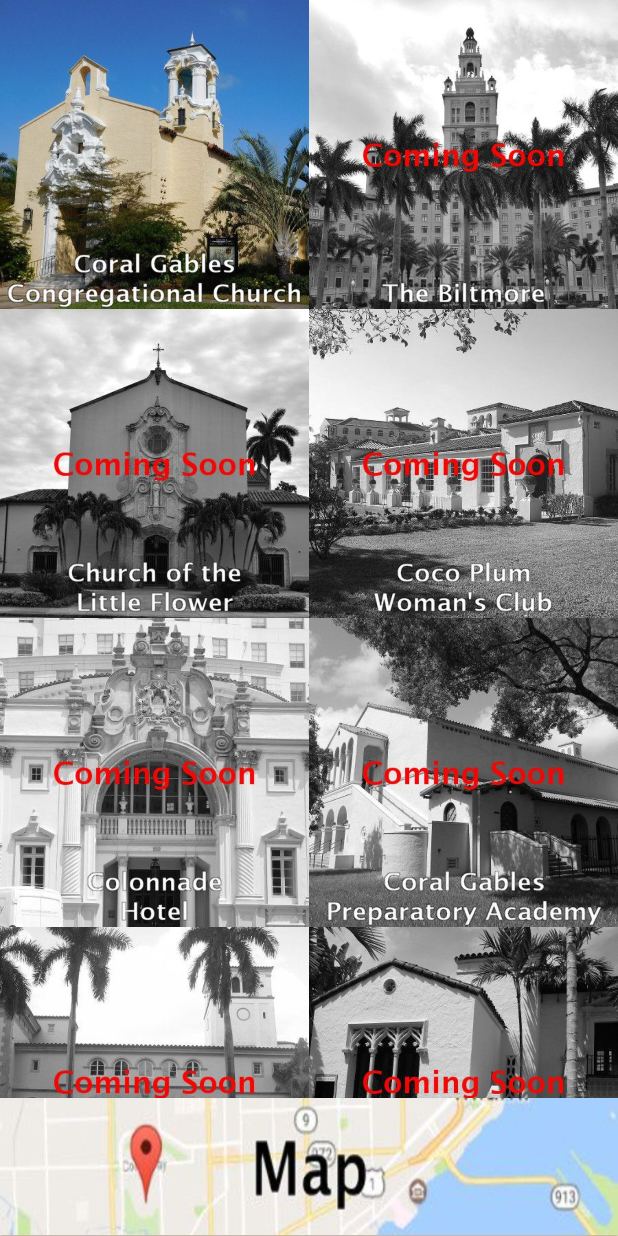
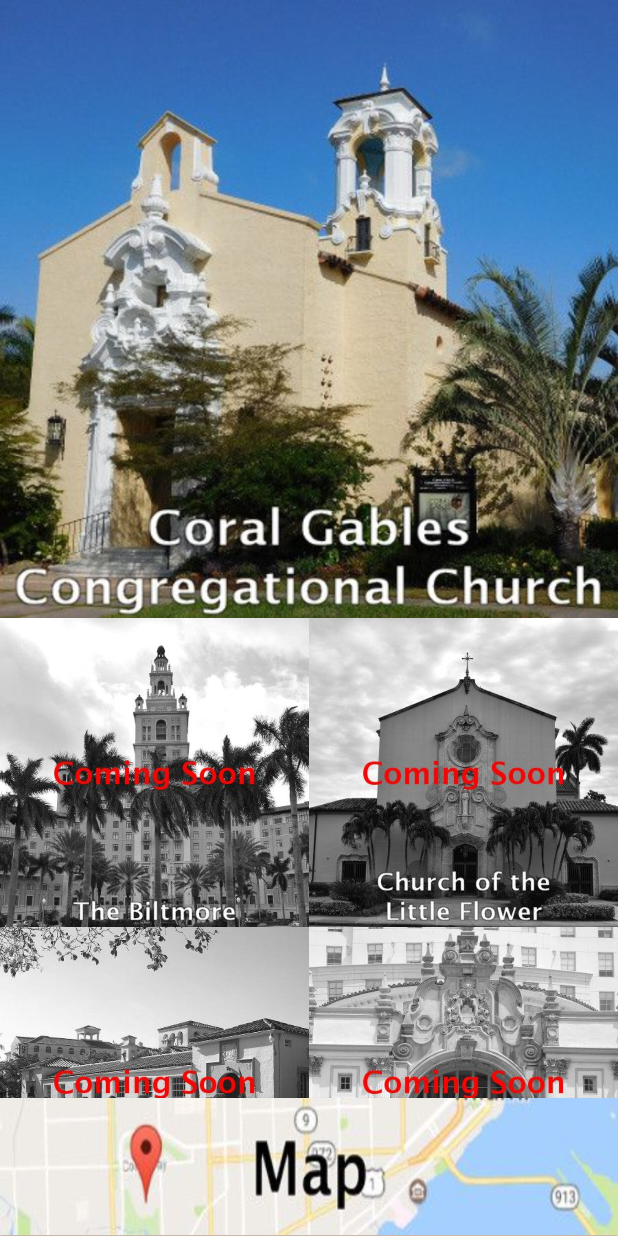
Before and after one commit to hkellyumiami/Coral-Gables-Map, an Android app: the screen it shows after launch (MainMenu), on a phone screen of 412 x 824 dp. Run offline under Robolectric (Android 15) with nearby library versions, the phone set to English and light mode, and no system bars.

Commit message:
Updated menu. Added titles to additional images. Set text styles.

```diff
--- a/app/src/main/res/layout/activity_building_viewer.xml
+++ b/app/src/main/res/layout/activity_building_viewer.xml
@@ -4,7 +4,7 @@
     android:layout_width="match_parent"
     android:layout_height="match_parent"
     xmlns:android="http://schemas.android.com/apk/res/android"
-    android:background="@color/salmon">
+    android:background="@color/background2">
     <ImageView android:id="@+id/main_image"
         android:layout_width="match_parent"
         android:layout_height="0dp"
@@ -59,7 +59,7 @@
         android:layout_height="0dp"
         android:layout_weight="20"
         android:scrollbars="vertical"
-        android:visibility="gone"
-        android:textColor="@color/ocean_blue">
+        style="@style/TranscriptText"
+        android:visibility="gone">
     </TextView>
 </LinearLayout>
--- a/app/src/main/res/layout/activity_main_menu.xml
+++ b/app/src/main/res/layout/activity_main_menu.xml
@@ -13,18 +13,24 @@
             android:orientation="vertical"
             android:layout_width="match_parent"
             android:layout_height="wrap_content">
+            <ImageView
+                android:id="@+id/building01"
+                android:src="@drawable/building01"
+                style="@style/MenuButton.clickable"
+                android:layout_height="wrap_content"
+                android:layout_width="wrap_content">
+            </ImageView>
             <LinearLayout
                 android:layout_width="match_parent"
                 android:layout_height="wrap_content">
                 <ImageView
-                        android:id="@+id/building01"
-                        android:src="@drawable/building01"
-                        style="@style/MenuButton.clickable"
-                        android:layout_height="wrap_content">
+                    android:id="@+id/building02"
+                    android:src="@drawable/building02"
+                    style="@style/MenuButton.unclickable">
                 </ImageView>
                 <ImageView
-                    android:id="@+id/building02"
-                    android:src="@drawable/building02"
+                    android:id="@+id/building03"
+                    android:src="@drawable/building03"
                     style="@style/MenuButton.unclickable">
                 </ImageView>
             </LinearLayout>
@@ -32,13 +38,13 @@
                 android:layout_width="match_parent"
                 android:layout_height="wrap_content">
                 <ImageView
-                    android:id="@+id/building03"
-                    android:src="@drawable/building03"
+                    android:id="@+id/building04"
+                    android:src="@drawable/building04"
                     style="@style/MenuButton.unclickable">
                 </ImageView>
                 <ImageView
-                    android:id="@+id/building04"
-                    android:src="@drawable/building04"
+                    android:id="@+id/building05"
+                    android:src="@drawable/building05"
                     style="@style/MenuButton.unclickable">
                 </ImageView>
             </LinearLayout>
@@ -46,13 +52,13 @@
                 android:layout_width="match_parent"
                 android:layout_height="wrap_content">
                 <ImageView
-                    android:id="@+id/building05"
-                    android:src="@drawable/building05"
+                    android:id="@+id/building06"
+                    android:src="@drawable/building06"
                     style="@style/MenuButton.unclickable">
                 </ImageView>
                 <ImageView
-                    android:id="@+id/building06"
-                    android:src="@drawable/building06"
+                    android:id="@+id/building07"
+                    android:src="@drawable/building07"
                     style="@style/MenuButton.unclickable">
                 </ImageView>
             </LinearLayout>
@@ -60,13 +66,14 @@
                 android:layout_width="match_parent"
                 android:layout_height="wrap_content">
                 <ImageView
-                    android:id="@+id/building07"
-                    android:src="@drawable/building07"
+                    android:id="@+id/building08"
+                    android:src="@drawable/building08"
                     style="@style/MenuButton.unclickable">
                 </ImageView>
                 <ImageView
-                    android:id="@+id/building08"
+                    android:id="@+id/empty"
                     android:src="@drawable/building08"
+                    android:visibility="invisible"
                     style="@style/MenuButton.unclickable">
                 </ImageView>
             </LinearLayout>
--- a/app/src/main/res/values/colors.xml
+++ b/app/src/main/res/values/colors.xml
@@ -4,5 +4,10 @@
     <color name="colorPrimaryDark">#303F9F</color>
     <color name="colorAccent">#FF4081</color>
     <color name="salmon">#FEE5D2</color>
+    <color name="background1">#DFA855</color>
+    <color name="background2">#F4E8D9</color>
+    <color name="background3">#D6A87C</color>
     <color name="ocean_blue">#0077BE</color>
+    <color name="white">#FFFFFFFF</color>
+    <color name="black">#000000</color>
 </resources>
```
Also changed, not shown: app/src/main/java/edu/miami/c10404869/coralgablesmap/AdditionalImages.java (+16 -0 lines), app/src/main/res/layout/activity_additional_images.xml (+8 -2 lines), app/src/main/res/values/strings.xml (+14 -0 lines), app/src/main/res/values/styles.xml (+20 -0 lines).
